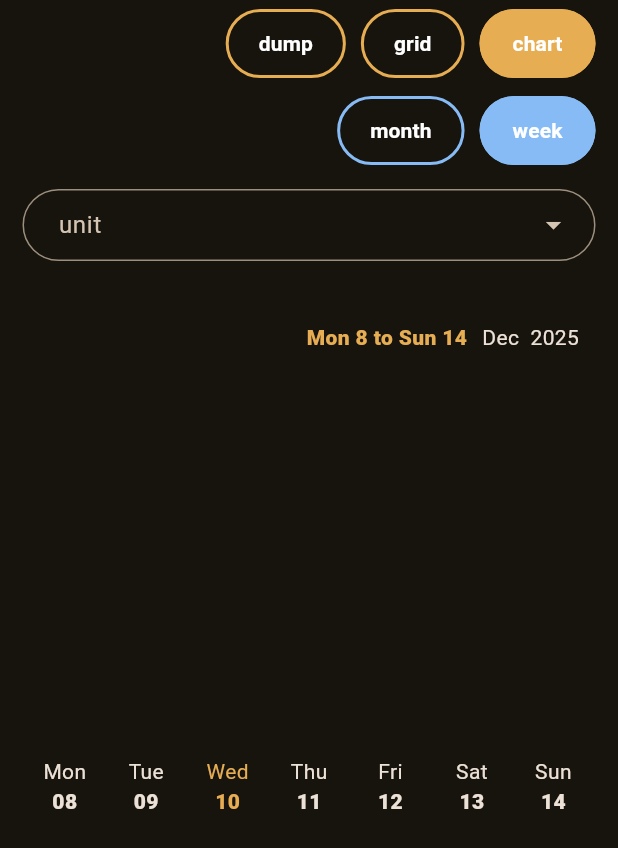
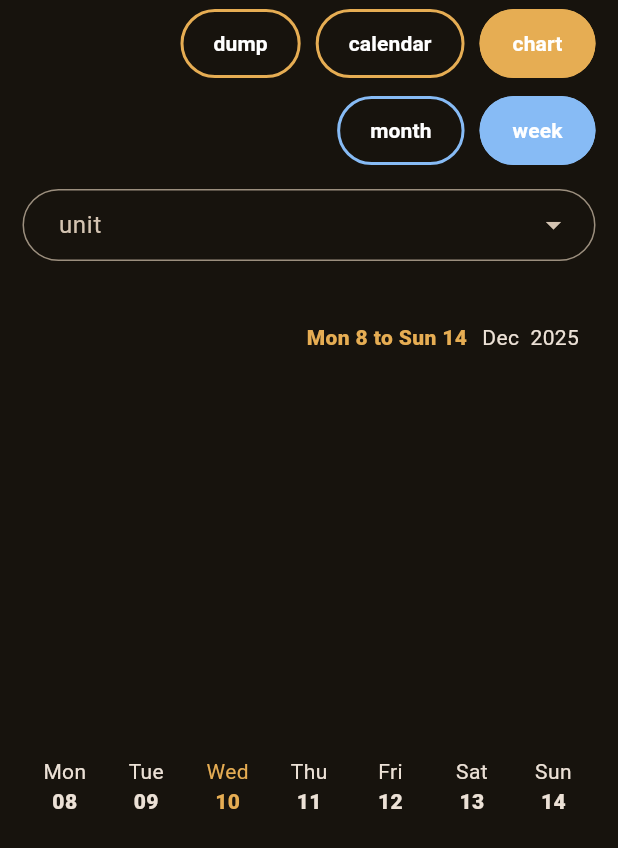
Before and after one commit to javiDev8/logbloc, a Flutter app: the TimeStats widget shown alone on an empty page, opened directly with empty values, on a phone screen of 412 x 824 dp. Shown: the top 848 px of the screen. Run offline on Flutter 3.47's test engine with Material 3 defaults, Android fonts, the phone set to English and light mode, and no system bars; drawn by our look-alikes of fl_chart; our stand-ins replace fluentui_system_icons, flutter_colorpicker, flutter_local_notifications, flutter_localization, flutter_material_design_icons, flutter_timezone and 10 more; missing offline and left inert: record, restart_app, workmanager; accounts and stored records are empty; statements that could not run were skipped.

Commit message:
add month day to grid chart squares, so now is rather a calendar

```diff
--- a/lib/widgets/time_stats.dart
+++ b/lib/widgets/time_stats.dart
@@ -28,7 +28,7 @@ class TimeStats extends StatelessWidget {
     return StatefulBuilder(
       builder: (context, setState) {
         chartOpts.mode = mode;
-        if (mode == 'grid') timeLapse = 'month';
+        if (mode == 'calendar') timeLapse = 'month';
         return SingleChildScrollView(
           child: Column(
             children: [
@@ -36,7 +36,7 @@ class TimeStats extends StatelessWidget {
                 padding: EdgeInsetsGeometry.symmetric(horizontal: 10),
                 child: Row(
                   mainAxisAlignment: MainAxisAlignment.end,
-                  children: ['dump', 'grid', 'chart']
+                  children: ['dump', 'calendar', 'chart']
                       .map<Widget>(
                         (p) => Button(
                           p,
@@ -55,7 +55,7 @@ class TimeStats extends StatelessWidget {
                   children: ['month', 'week']
                       .map<Widget>(
                         (p) => Button(
-                          disabled: mode == 'grid',
+                          disabled: mode == 'calendar',
                           p,
                           variant: 2,
                           filled: p == timeLapse,
```
Also changed, not shown: lib/widgets/design/grid_chart.dart (+20 -5 lines).
